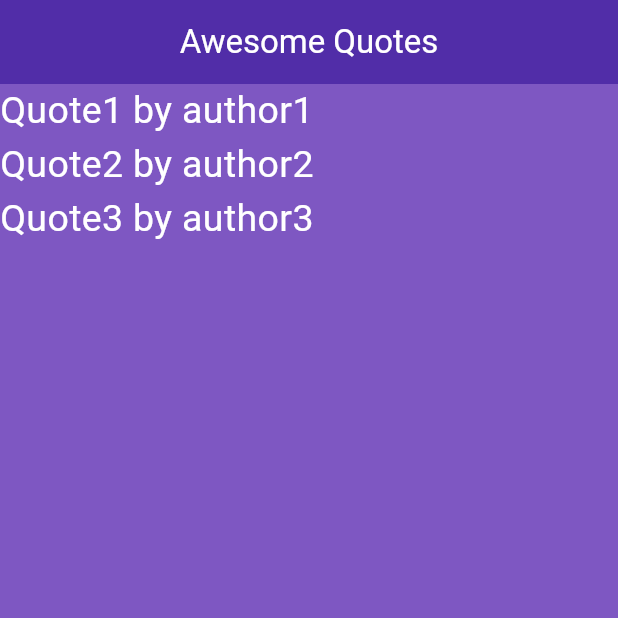
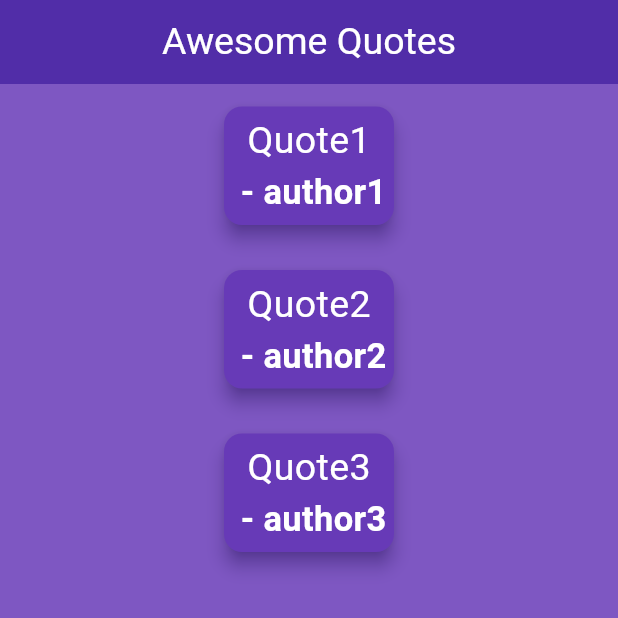
Before and after one commit to Sawyer-Anderson1/practice_app2, a Flutter app: the screen it shows after launch, on a phone screen of 412 x 824 dp, the top half of it. Run offline on Flutter 3.47's test engine with Material 3 defaults, Android fonts, the phone set to English and light mode, and no system bars.

Commit message:
Add files via upload

```diff
--- a/lib/main.dart
+++ b/lib/main.dart
@@ -19,6 +19,38 @@ class _QuoteListState extends State<QuoteList> {
     Quote("Quote3", "author3"),
   ];
 
+  Widget quoteTemplate(quote) {
+    return Card(
+      color: Colors.deepPurple[500],
+      elevation: 5.0,
+      shadowColor: Colors.deepPurple[700],
+      margin: EdgeInsets.fromLTRB(10, 15, 10, 15),
+      child: Padding(
+        padding: const EdgeInsets.all(5.0),
+        child: Column(
+          crossAxisAlignment: CrossAxisAlignment.center,
+          children: [
+            Text(
+              quote.content,
+              style: TextStyle(
+                color: Colors.white,
+                fontSize: 25,
+              ),
+            ),
+            Text(
+              " - " + quote.author,
+              style: TextStyle(
+                color: Colors.white,
+                fontSize: 23,
+                fontWeight: FontWeight.bold,
+              ),
+            ),
+          ],
+        ),
+      ),
+    );
+  }
+
   @override
   Widget build(BuildContext context) {
     return Scaffold(
@@ -28,21 +60,16 @@ class _QuoteListState extends State<QuoteList> {
           "Awesome Quotes",
           style: TextStyle(
             color: Colors.white,
+            fontSize: 25,
           ),
         ),
         centerTitle: true,
         backgroundColor: Colors.deepPurple[700],
       ),
-      body: Column(
-        children: quotes.map((quote) {
-          return Text(
-            quote.content + " by " + quote.author,
-            style: TextStyle(
-              color: Colors.white,
-              fontSize: 25,
-            ),
-          );
-        }).toList(),
+      body: Center(
+        child: Column(
+          children: quotes.map((quote) => quoteTemplate(quote)).toList(),
+        ),
       )
     );
   }
```
